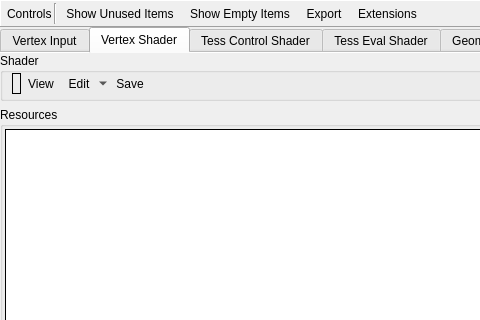
This is qrenderdoc/Windows/PipelineState/VulkanPipelineStateViewer.ui in baldurk/renderdoc as Qt 5 draws it before an edit; both pictures show x 0 to 480 and y 0 to 320 of the 911 by 566 pixel window. The edited form follows.
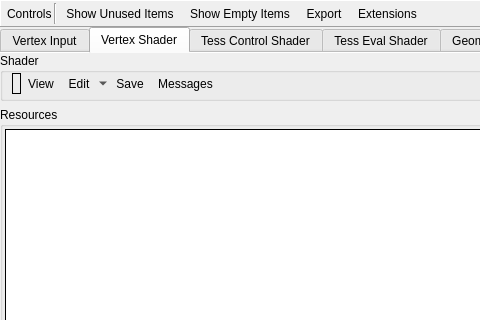
This is the edited form. The open tabs and pages were chosen to show the change. Icons and pictures are not drawn. Custom widgets are drawn as their Qt base class.

Commit message: Expose shader printf messages in the UI

```diff
--- a/qrenderdoc/Windows/PipelineState/VulkanPipelineStateViewer.ui
+++ b/qrenderdoc/Windows/PipelineState/VulkanPipelineStateViewer.ui
@@ -594,6 +594,26 @@
             </property>
            </widget>
           </item>
+          <item>
+           <widget class="QToolButton" name="vsShaderMessagesButton">
+            <property name="toolTip">
+             <string>View Shader Messages</string>
+            </property>
+            <property name="text">
+             <string>Messages</string>
+            </property>
+            <property name="icon">
+             <iconset resource="../../Resources/resources.qrc">
+              <normaloff>:/text_add.png</normaloff>:/text_add.png</iconset>
+            </property>
+            <property name="toolButtonStyle">
+             <enum>Qt::ToolButtonTextBesideIcon</enum>
+            </property>
+            <property name="autoRaise">
+             <bool>true</bool>
+            </property>
+           </widget>
+          </item>
           <item>
            <spacer name="vsShaderSpacer">
             <property name="orientation">
```
Left out of the diff: 100 changed lines with no effect on the pictures. The commit also changes 17 other files.
